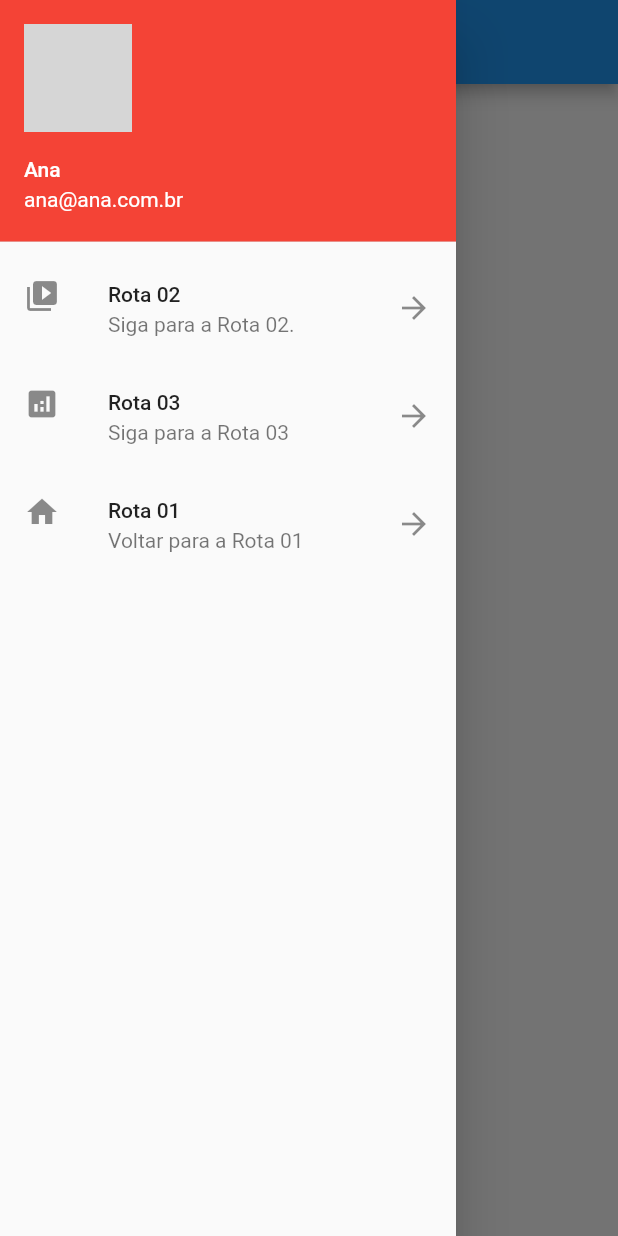
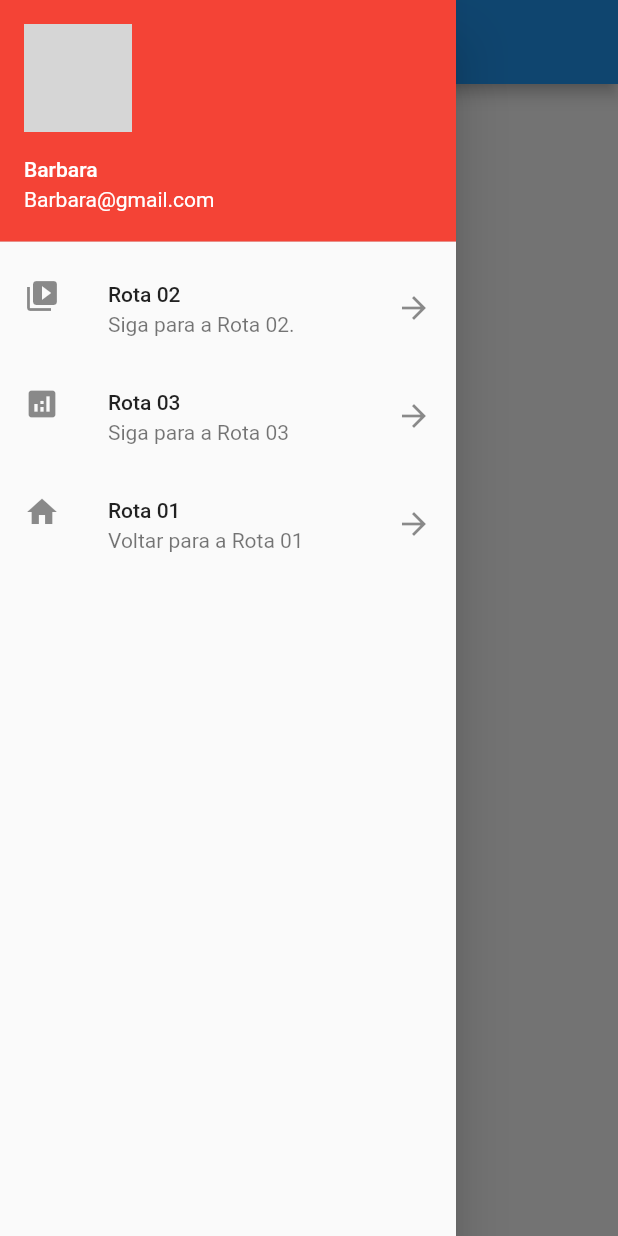
Before and after one commit to Bmelo120/Trabalho-Flutter-, a Flutter app: the screen it shows after launch, with the side drawer open, on a phone screen of 412 x 824 dp. Run offline on Flutter 3.47's test engine with Material 2 defaults, Android fonts, the phone set to English and light mode, and no system bars; network calls fail; grey boxes are pictures that could not be loaded.

Commit message:
Atualização

```diff
--- a/Exercicio_18/flutter_application_1/lib/main.dart
+++ b/Exercicio_18/flutter_application_1/lib/main.dart
@@ -28,8 +28,8 @@ class PrimeiraRota extends StatelessWidget {
               decoration: BoxDecoration(
                 color: Colors.red,
               ),
-              accountName: Text("Ana"),
-              accountEmail: Text("ana@ana.com.br"),
+              accountName: Text("Barbara"),
+              accountEmail: Text("Barbara@gmail.com"),
               currentAccountPicture: CircleAvatar(
                 radius: 30.0,
                 backgroundImage: NetworkImage(
--- a/Exercicio_18/flutter_application_2/lib/main.dart
+++ b/Exercicio_18/flutter_application_2/lib/main.dart
@@ -28,8 +28,8 @@ class PrimeiraRota extends StatelessWidget {
               decoration: BoxDecoration(
                 color: Colors.red,
               ),
-              accountName: Text("Gabriella"),
-              accountEmail: Text("gabriellatolentino@gabriella.com.br"),
+              accountName: Text("Barbara"),
+              accountEmail: Text("Barbara@gmail.com"),
               currentAccountPicture: CircleAvatar(
                 radius: 30.0,
                 backgroundImage: NetworkImage(
--- a/Exercicio_18/flutter_application_3/lib/main.dart
+++ b/Exercicio_18/flutter_application_3/lib/main.dart
@@ -28,8 +28,8 @@ class PrimeiraRota extends StatelessWidget {
               decoration: BoxDecoration(
                 color: Colors.red,
               ),
-              accountName: Text("Ana"),
-              accountEmail: Text("ana@ana.com.br"),
+              accountName: Text("Barbara"),
+              accountEmail: Text("Barbara@gmail.com"),
               currentAccountPicture: CircleAvatar(
                 backgroundColor: Colors.white,
                 child: Text("A",
--- a/Exercicio_18/flutter_application_4/lib/main.dart
+++ b/Exercicio_18/flutter_application_4/lib/main.dart
@@ -27,8 +27,8 @@ class PrimeiraRota extends StatelessWidget {
                 decoration: BoxDecoration(
                   color: Colors.red,
                 ),
-                accountName: Text("Ana"),
-                accountEmail: Text("ana@ana.com.br"),
+                accountName: Text("Barbara"),
+                accountEmail: Text("Barbara@gmail.com"),
                 currentAccountPicture: CircleAvatar(
                   backgroundColor: Colors.white,
                   child: Text("A",
--- a/Exercicio_18/flutter_application_5/lib/main.dart
+++ b/Exercicio_18/flutter_application_5/lib/main.dart
@@ -26,8 +26,8 @@ class PrimeiraRota extends StatelessWidget {
               decoration: BoxDecoration(
                 color: Colors.red,
               ),
-              accountName: Text("Ana"),
-              accountEmail: Text("ana@ana.com.br"),
+              accountName: Text("Barbara"),
+              accountEmail: Text("Barbara@gmail.com"),
               currentAccountPicture: CircleAvatar(
                 backgroundColor: Colors.white,
                 child: Text("A",
--- a/Exercicio_18/flutter_application_6/lib/main.dart
+++ b/Exercicio_18/flutter_application_6/lib/main.dart
@@ -28,8 +28,8 @@ class PrimeiraRota extends StatelessWidget {
                 decoration: BoxDecoration(
                   color: Colors.red,
                 ),
-                accountName: Text("Ana"),
-                accountEmail: Text("ana@ana.com.br"),
+                accountName: Text("Barbara"),
+                accountEmail: Text("Barbara@gmail.com"),
                 currentAccountPicture: CircleAvatar(
                   backgroundColor: Colors.white,
                   child: Text("A",
```
